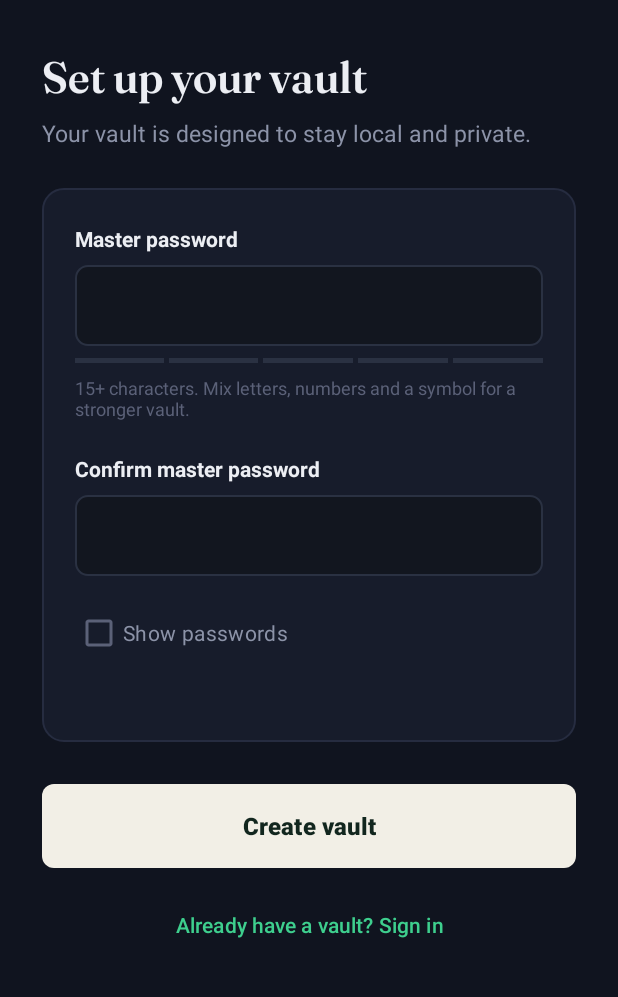
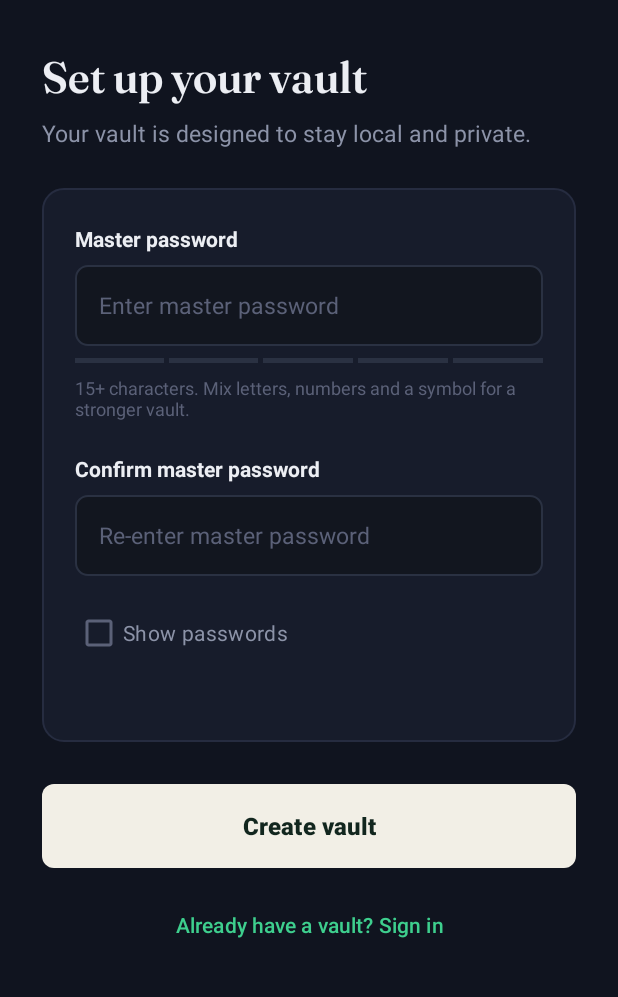
Before and after one commit to Mx-22-Cy/safekey-android-java, an Android app: the screen it shows after launch (SignUpActivity), on a phone screen of 412 x 824 dp, the part 138-1135 px from its top. Run offline under Robolectric (Android 15) with nearby library versions, the phone set to English and light mode, and no system bars; 1 statement that could not run was skipped.

Commit message:
Handle easily guessed passwords and restore auth hints

```diff
--- a/app/src/main/res/layout/activity_sign_in.xml
+++ b/app/src/main/res/layout/activity_sign_in.xml
@@ -3,6 +3,7 @@
 <ScrollView
     xmlns:android="http://schemas.android.com/apk/res/android"
     xmlns:app="http://schemas.android.com/apk/res-auto"
+    xmlns:tools="http://schemas.android.com/tools"
     android:id="@+id/rootSignIn"
     android:layout_width="match_parent"
     android:layout_height="match_parent"
@@ -89,13 +90,15 @@
                     android:layout_width="match_parent"
                     android:layout_height="match_parent"
                     android:background="@drawable/auth_input_bg"
+                    android:hint="@string/auth_enter_master_password"
                     android:importantForAutofill="no"
                     android:inputType="textPassword"
                     android:paddingStart="16dp"
                     android:paddingEnd="52dp"
                     android:textColor="@color/auth_text_primary"
                     android:textColorHint="@color/auth_text_hint_signin"
-                    android:textSize="15sp" />
+                    android:textSize="15sp"
+                    tools:ignore="LabelFor" />
 
                 <ImageButton
                     android:id="@+id/buttonTogglePassword"
--- a/app/src/main/res/layout/activity_sign_up.xml
+++ b/app/src/main/res/layout/activity_sign_up.xml
@@ -3,6 +3,7 @@
 <ScrollView
     xmlns:android="http://schemas.android.com/apk/res/android"
     xmlns:app="http://schemas.android.com/apk/res-auto"
+    xmlns:tools="http://schemas.android.com/tools"
     android:id="@+id/rootSignUp"
     android:layout_width="match_parent"
     android:layout_height="match_parent"
@@ -91,13 +92,16 @@
                 android:layout_height="54dp"
                 android:layout_marginTop="8dp"
                 android:background="@drawable/auth_input_bg"
+                android:hint="@string/auth_enter_master_password"
                 android:importantForAutofill="no"
                 android:inputType="textPassword"
                 android:paddingStart="16dp"
                 android:paddingEnd="16dp"
                 android:textColor="@color/auth_text_primary"
                 android:textColorHint="@color/auth_text_hint"
-                android:textSize="15sp" />
+                android:textSize="15sp"
+                tools:ignore="LabelFor" />
+
 
             <!-- Password strength meter -->
             <LinearLayout
@@ -181,13 +185,15 @@
                 android:layout_height="54dp"
                 android:layout_marginTop="8dp"
                 android:background="@drawable/auth_input_bg"
+                android:hint="@string/signup_reenter_master_password"
                 android:importantForAutofill="no"
                 android:inputType="textPassword"
                 android:paddingStart="16dp"
                 android:paddingEnd="16dp"
                 android:textColor="@color/auth_text_primary"
                 android:textColorHint="@color/auth_text_hint"
-                android:textSize="15sp" />
+                android:textSize="15sp"
+                tools:ignore="LabelFor" />
 
             <CheckBox
                 android:id="@+id/checkShowPasswords"
--- a/app/src/main/res/values/strings.xml
+++ b/app/src/main/res/values/strings.xml
@@ -3,12 +3,14 @@
 
     <!-- Authentication shared -->
     <string name="auth_master_password">Master password</string>
+    <string name="auth_enter_master_password">Enter master password</string>
     <string name="auth_show_passwords">Show passwords</string>
 
     <!-- Sign Up -->
     <string name="signup_title">Set up your vault</string>
     <string name="signup_subtitle">Your vault is designed to stay local and private.</string>
     <string name="signup_confirm_master_password">Confirm master password</string>
+    <string name="signup_reenter_master_password">Re-enter master password</string>
     <string name="signup_password_help">15+ characters. Mix letters, numbers and a symbol for a stronger vault.</string>
     <string name="signup_create_vault">Create vault</string>
     <string name="signup_already_have_vault">Already have a vault? Sign in</string>
@@ -26,6 +28,7 @@
 
     <!-- Validation -->
     <string name="error_master_password_required">Enter your master password.</string>
+    <string name="error_password_easily_guessed">Choose a less common and less repetitive master password.</string>
     <plurals name="error_password_too_short">
         <item quantity="one">Use at least %1$d character.</item>
         <item quantity="other">Use at least %1$d characters.</item>
```
Also changed, not shown: app/src/main/java/com/safekey/app/auth/SignUpActivity.java (+12 -1 lines).
